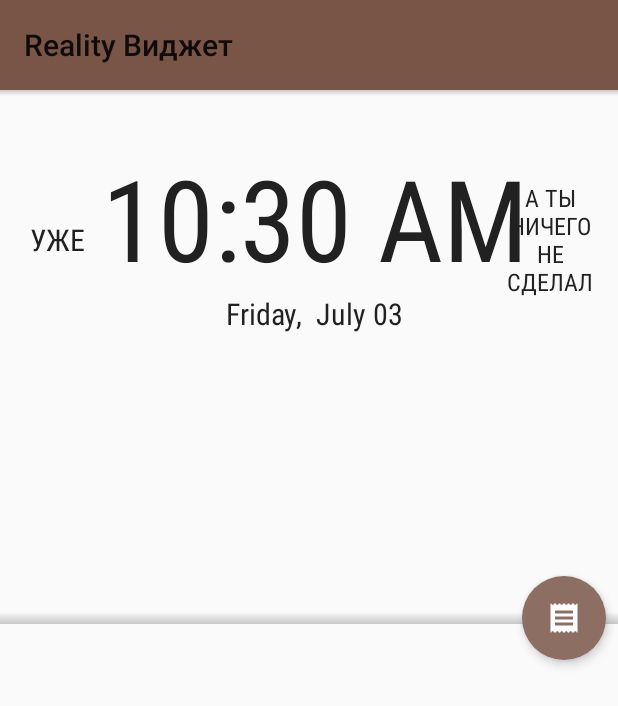
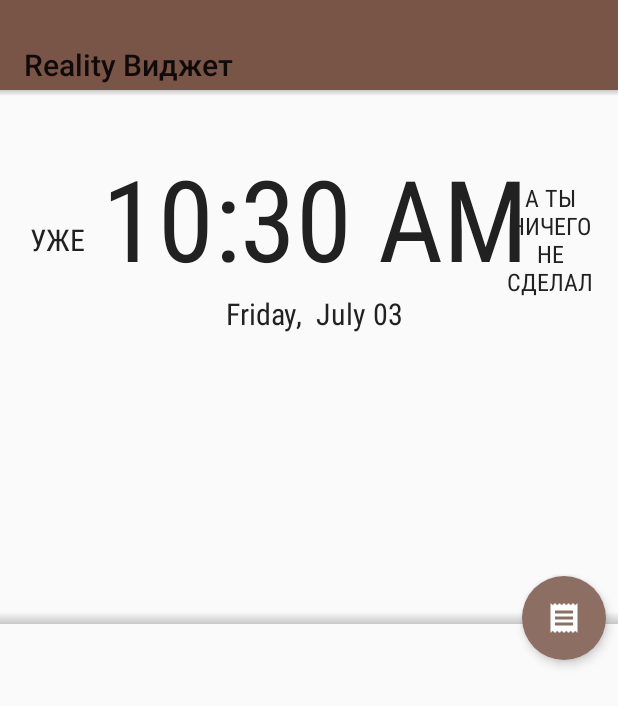
Before and after one commit to freesexDev/reality_widget, an Android app: the screen it shows after launch (MainActivity), on a phone screen of 412 x 824 dp. Shown: the top 706 px of the screen. Run offline under Robolectric (Android 15) with nearby library versions, the phone set to English and light mode, and no system bars.

Commit message:
fix issue on api 19 to margin ToolBar

```diff
--- a/app/src/main/res/layout/activity_main.xml
+++ b/app/src/main/res/layout/activity_main.xml
@@ -6,6 +6,7 @@
     tools:context=".MainActivity">
 
     <android.support.v7.widget.Toolbar
+        android:paddingTop="25dp"
         android:id="@+id/MainToolbar"
         android:layout_width="match_parent"
         android:layout_height="60dp"
```
